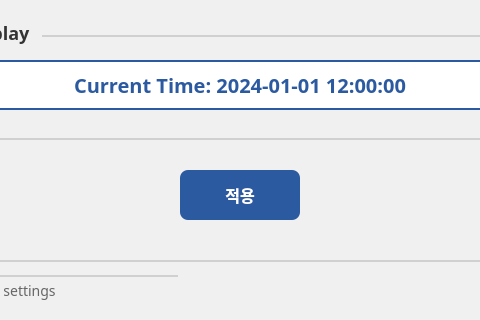
Above: ui/Settings/DateTimeSettingsViewWindow.ui from eguruno1/calth_reader before the change; both pictures show x 272 to 752 and y 280 to 600 of the 1024 by 600 pixel window. Below: the same form after it.
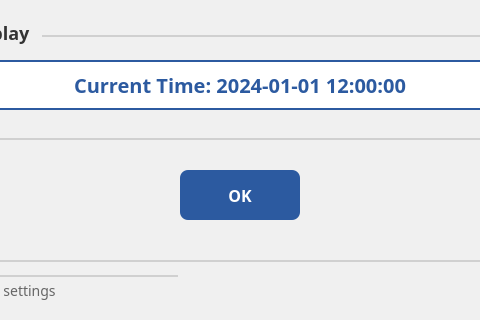
That is the form after the change.

Commit message: 적용 버튼 -> OK 로 변경

Diff of the .ui file:
```diff
--- a/ui/Settings/DateTimeSettingsViewWindow.ui
+++ b/ui/Settings/DateTimeSettingsViewWindow.ui
@@ -487,7 +487,7 @@
 }</string>
     </property>
     <property name="text">
-     <string>적용</string>
+     <string>OK</string>
     </property>
    </widget>
    <widget class="QWidget" name="widget_statusbar" native="true">
```
Left out of the diff: 2 changed lines with no effect on the pictures.
